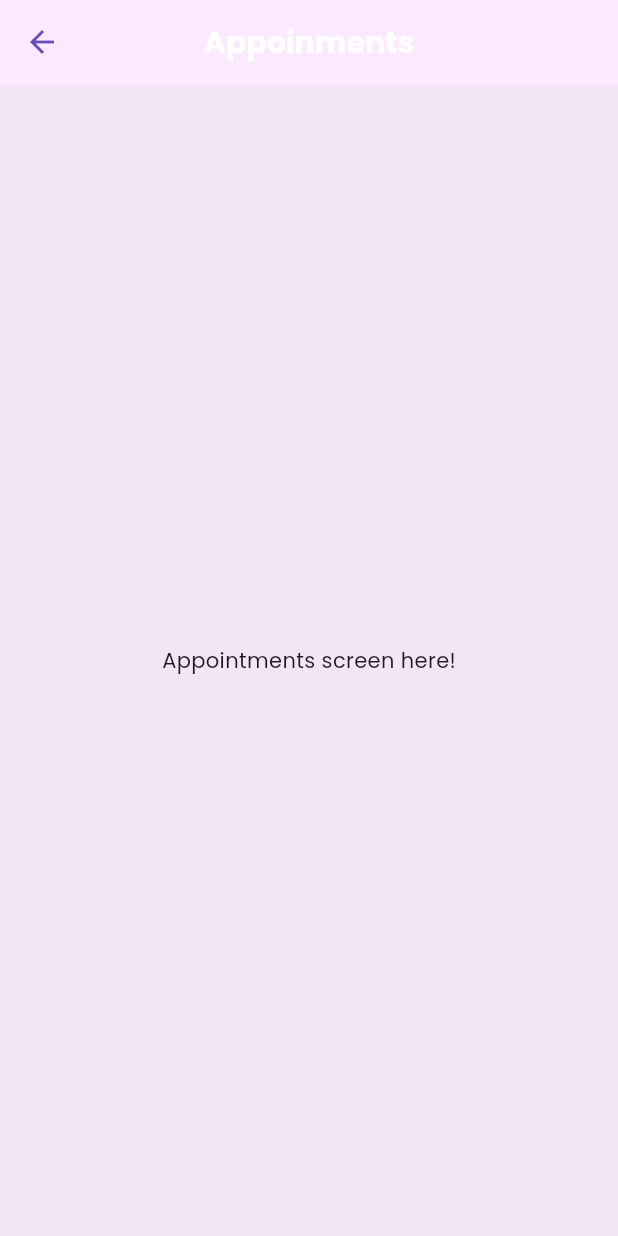
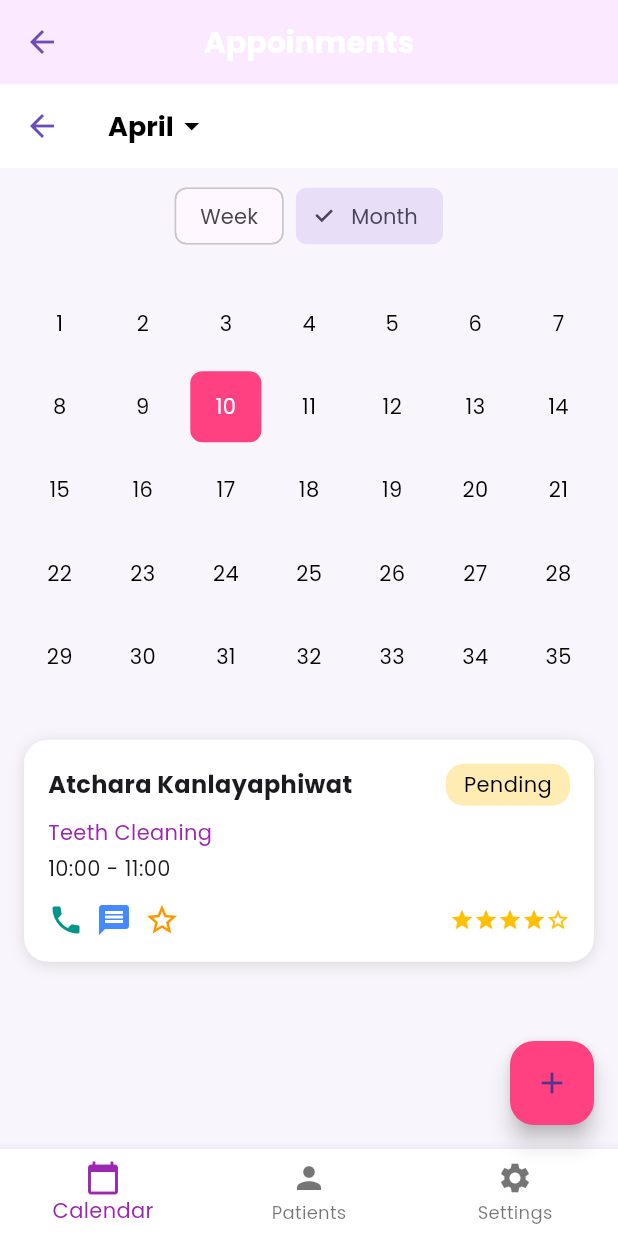
Before and after one commit to wiriyo/myDent, a Flutter app: the AppointmentsScreen screen opened by its route, on a phone screen of 412 x 824 dp. Run offline on Flutter 3.47's test engine with Material 3 defaults, Android fonts, the phone set to English and light mode, and no system bars; our stand-ins replace cloud_firestore, firebase_auth, firebase_core; accounts and stored records are empty.

Commit message:
MonthViewActivate

```diff
--- a/lib/screens/appointments_screen.dart
+++ b/lib/screens/appointments_screen.dart
@@ -1,4 +1,5 @@
 import 'package:flutter/material.dart';
+import 'package:mydent_app/screens/calendar_screen.dart';
 
 class AppointmentsScreen extends StatelessWidget {
   const AppointmentsScreen({super.key});
@@ -7,7 +8,7 @@ class AppointmentsScreen extends StatelessWidget {
   Widget build(BuildContext context) {
     return Scaffold(
       appBar: AppBar(title: const Text("Appoinments")),
-      body: const Center(child: Text("Appointments screen here!")),
+      body: CalendarScreen(),
     );
   }
 }
--- /dev/null
+++ b/lib/screens/calendar_screen.dart
@@ -0,0 +1,235 @@
+import 'package:flutter/material.dart';
+
+class CalendarScreen extends StatefulWidget {
+  @override
+  _CalendarScreenState createState() => _CalendarScreenState();
+}
+
+class _CalendarScreenState extends State<CalendarScreen> {
+  String viewMode = 'Month';
+
+  void _openAppointmentForm() {
+    showModalBottomSheet(
+      context: context,
+      isScrollControlled: true,
+      shape: const RoundedRectangleBorder(
+        borderRadius: BorderRadius.vertical(top: Radius.circular(24)),
+      ),
+      builder: (context) => Padding(
+        padding: EdgeInsets.only(
+          bottom: MediaQuery.of(context).viewInsets.bottom,
+          left: 16,
+          right: 16,
+          top: 24,
+        ),
+        child: SingleChildScrollView(
+          child: Column(
+            mainAxisSize: MainAxisSize.min,
+            children: [
+              const Text('เพิ่มนัดหมาย', style: TextStyle(fontSize: 20, fontWeight: FontWeight.bold)),
+              const SizedBox(height: 16),
+              TextField(
+                decoration: InputDecoration(labelText: 'ชื่อคนไข้'),
+              ),
+              const SizedBox(height: 16),
+              TextField(
+                decoration: InputDecoration(labelText: 'ประเภทการรักษา'),
+              ),
+              const SizedBox(height: 16),
+              TextField(
+                decoration: InputDecoration(labelText: 'วันเวลา (เช่น 2025-04-22 10:00)'),
+              ),
+              const SizedBox(height: 16),
+                            TextField(
+                decoration: InputDecoration(labelText: 'ระยะเวลา'),
+              ),
+              const SizedBox(height: 16),
+              ElevatedButton(
+                style: ElevatedButton.styleFrom(
+                  backgroundColor: Colors.pinkAccent,
+                  shape: RoundedRectangleBorder(
+                    borderRadius: BorderRadius.circular(12),
+                  ),
+                ),
+                onPressed: () => Navigator.pop(context),
+                child: const Text('บันทึกนัดหมาย'),
+              ),
+              const SizedBox(height: 24),
+            ],
+          ),
+        ),
+      ),
+    );
+  }
+
+  @override
+  Widget build(BuildContext context) {
+    return Scaffold(
+      backgroundColor: const Color(0xFFF8F6FC),
+      appBar: AppBar(
+        elevation: 0,
+        backgroundColor: Colors.white,
+        title: Row(
+          children: [
+            Text(
+              'April',
+              style: TextStyle(
+                color: Colors.black,
+                fontSize: 18,
+                fontWeight: FontWeight.bold,
+              ),
+            ),
+            const Icon(Icons.arrow_drop_down, color: Colors.black)
+          ],
+        ),
+      ),
+      body: Column(
+        children: [
+          Padding(
+            padding: const EdgeInsets.symmetric(horizontal: 16.0, vertical: 8),
+            child: Row(
+              mainAxisAlignment: MainAxisAlignment.center,
+              children: [
+                ChoiceChip(
+                  label: const Text('Week'),
+                  selected: viewMode == 'Week',
+                  onSelected: (_) {
+                    setState(() => viewMode = 'Week');
+                  },
+                ),
+                const SizedBox(width: 8),
+                ChoiceChip(
+                  label: const Text('Month'),
+                  selected: viewMode == 'Month',
+                  onSelected: (_) {
+                    setState(() => viewMode = 'Month');
+                  },
+                ),
+              ],
+            ),
+          ),
+          buildCalendarGrid(),
+          buildAppointmentCard(),
+        ],
+      ),
+      bottomNavigationBar: BottomNavigationBar(
+        backgroundColor: Colors.white,
+        selectedItemColor: Colors.purple,
+        items: const [
+          BottomNavigationBarItem(icon: Icon(Icons.calendar_today), label: 'Calendar'),
+          BottomNavigationBarItem(icon: Icon(Icons.person), label: 'Patients'),
+          BottomNavigationBarItem(icon: Icon(Icons.settings), label: 'Settings'),
+        ],
+      ),
+      floatingActionButton: FloatingActionButton(
+        onPressed: _openAppointmentForm,
+        child: const Icon(Icons.add),
+        backgroundColor: Colors.pinkAccent,
+      ),
+    );
+  }
+
+  Widget buildCalendarGrid() {
+    return Padding(
+      padding: const EdgeInsets.all(16.0),
+      child: GridView.builder(
+        shrinkWrap: true,
+        physics: NeverScrollableScrollPhysics(),
+        gridDelegate: const SliverGridDelegateWithFixedCrossAxisCount(
+          crossAxisCount: 7,
+          childAspectRatio: 1,
+          crossAxisSpacing: 8,
+          mainAxisSpacing: 8,
+        ),
+        itemCount: 35,
+        itemBuilder: (context, index) {
+          return Container(
+            decoration: BoxDecoration(
+              borderRadius: BorderRadius.circular(8),
+              color: index == 9 ? Colors.pinkAccent : Colors.transparent,
+            ),
+            child: Center(
+              child: Text(
+                '${index + 1}',
+                style: TextStyle(
+                  color: index == 9 ? Colors.white : Colors.black,
+                ),
+              ),
+            ),
+          );
+        },
+      ),
+    );
+  }
+
+  Widget buildAppointmentCard() {
+    return Padding(
+      padding: const EdgeInsets.all(16.0),
+      child: Container(
+        decoration: BoxDecoration(
+          color: Colors.white,
+          borderRadius: BorderRadius.circular(16),
+          boxShadow: [
+            BoxShadow(
+              color: Colors.black12,
+              blurRadius: 8,
+              offset: Offset(0, 2),
+            ),
+          ],
+        ),
+        child: Padding(
+          padding: const EdgeInsets.all(16.0),
+          child: Column(
+            crossAxisAlignment: CrossAxisAlignment.start,
+            children: [
+              Row(
+                children: [
+                  Expanded(
+                    child: Text(
+                      'Atchara Kanlayaphiwat',
+                      style: TextStyle(
+                        fontWeight: FontWeight.bold,
+                        fontSize: 16,
+                      ),
+                    ),
+                  ),
+                  Container(
+                    padding: const EdgeInsets.symmetric(horizontal: 12, vertical: 4),
+                    decoration: BoxDecoration(
+                      color: Colors.amber.shade100,
+                      borderRadius: BorderRadius.circular(12),
+                    ),
+                    child: const Text(
+                      'Pending',
+                      style: TextStyle(color: Colors.black),
+                    ),
+                  )
+                ],
+              ),
+              const SizedBox(height: 8),
+              const Text('Teeth Cleaning', style: TextStyle(color: Colors.purple)),
+              const SizedBox(height: 4),
+              const Text('10:00 - 11:00'),
+              const SizedBox(height: 12),
+              Row(
+                children: const [
+                  Icon(Icons.phone, color: Colors.teal),
+                  SizedBox(width: 8),
+                  Icon(Icons.message, color: Colors.blueAccent),
+                  SizedBox(width: 8),
+                  Icon(Icons.star_border, color: Colors.orange),
+                  Spacer(),
+                  Icon(Icons.star, color: Colors.amber, size: 16),
+                  Icon(Icons.star, color: Colors.amber, size: 16),
+                  Icon(Icons.star, color: Colors.amber, size: 16),
+                  Icon(Icons.star, color: Colors.amber, size: 16),
+                  Icon(Icons.star_border, color: Colors.amber, size: 16),
+                ],
+              )
+            ],
+          ),
+        ),
+      ),
+    );
+  }
+}
```
Also changed, not shown: assets/images/tooth_logo1.png (deleted).
